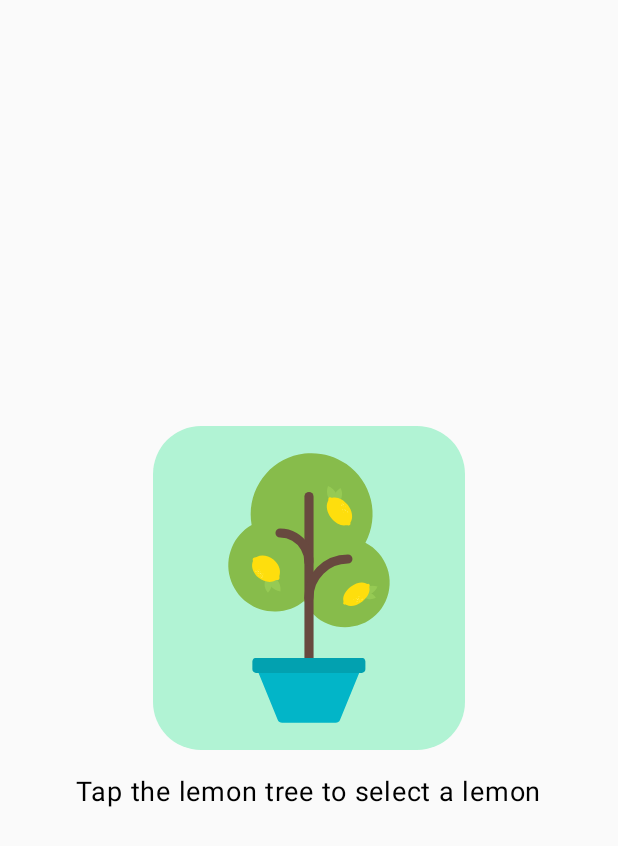
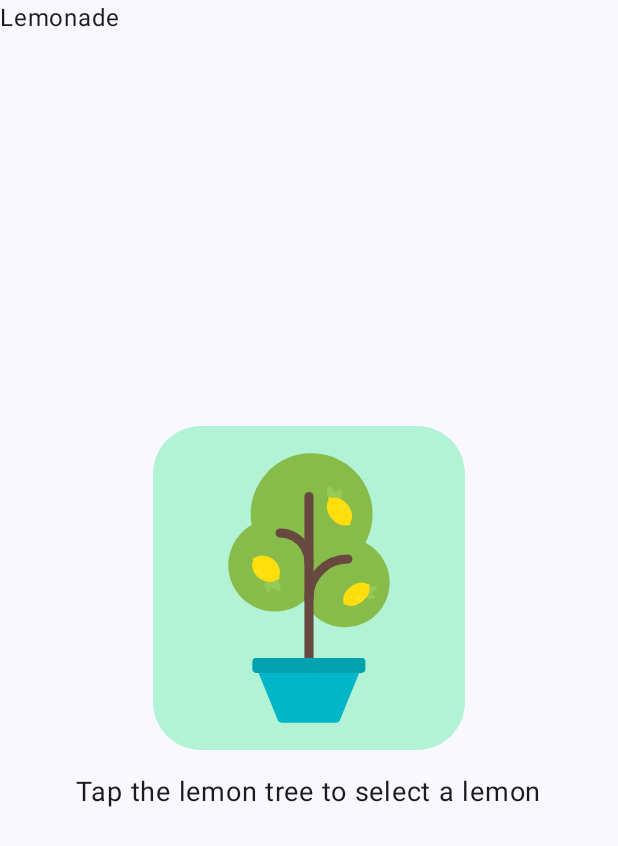
Before and after one commit to nnmoip/Lemonade, an Android app built with Jetpack Compose: the screen it shows after launch (MainActivity), on a phone screen of 412 x 824 dp. Shown: the top 846 px of the screen. Run offline under Robolectric (Android 15) with nearby library versions, the light colour scheme and no system bars.

Commit message:
Init du bandeau avec nom de l'app

```diff
--- a/app/src/main/java/com/example/lemonade/MainActivity.kt
+++ b/app/src/main/java/com/example/lemonade/MainActivity.kt
@@ -12,6 +12,8 @@ import androidx.compose.foundation.layout.wrapContentSize
 import androidx.compose.foundation.shape.RoundedCornerShape
 import androidx.compose.material3.Button
 import androidx.compose.material3.ButtonDefaults
+import androidx.compose.material3.MaterialTheme
+import androidx.compose.material3.Surface
 import androidx.compose.material3.Text
 import androidx.compose.runtime.Composable
 import androidx.compose.runtime.getValue
@@ -22,6 +24,7 @@ import androidx.compose.ui.Alignment
 import androidx.compose.ui.Modifier
 import androidx.compose.ui.graphics.Color
 import androidx.compose.ui.graphics.painter.Painter
+import androidx.compose.ui.modifier.modifierLocalConsumer
 import androidx.compose.ui.res.painterResource
 import androidx.compose.ui.res.stringResource
 import androidx.compose.ui.tooling.preview.Preview
@@ -43,11 +46,22 @@ class MainActivity : ComponentActivity() {
 @Preview(showBackground = true, showSystemUi = true)
 @Composable
 fun LemonadeApp() {
-    LemonadeProducer(
-        modifier = Modifier
-            .fillMaxSize()
-            .wrapContentSize(Alignment.Center)
-    )
+    Surface(
+        modifier = Modifier.fillMaxSize(),
+        color = MaterialTheme.colorScheme.background
+    ) {
+        LemonadeBanner()
+        LemonadeProducer(
+            modifier = Modifier
+                .wrapContentSize(Alignment.Center)
+        )
+    }
+
+}
+
+@Composable
+fun LemonadeBanner(modifier: Modifier = Modifier) {
+    Text(text = "Lemonade")
 }
 
 @Composable
```
